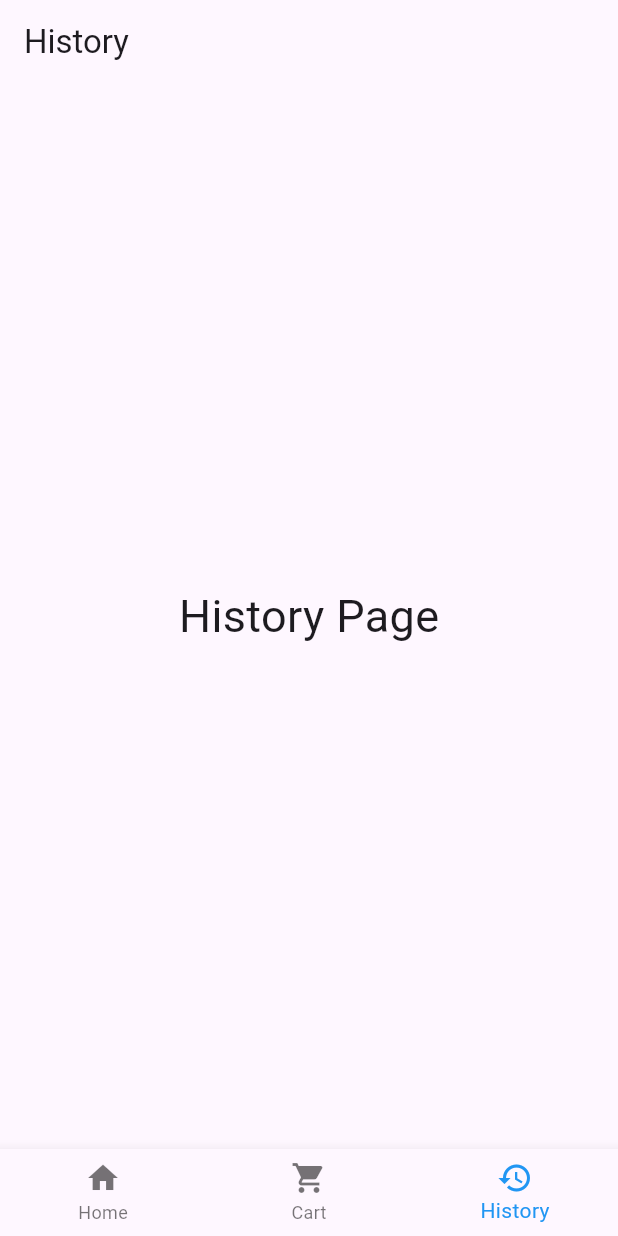
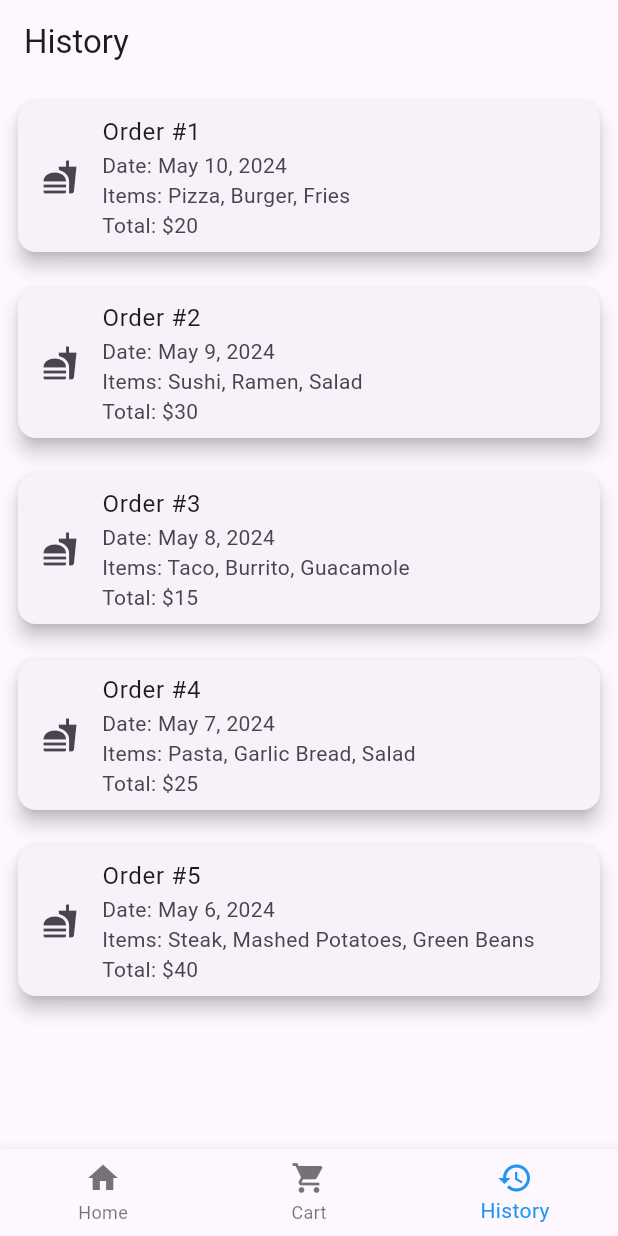
Before and after one commit to ThemySabri/Kuis3-API-Provis, a Flutter app: the MyHomePage screen opened directly, on a phone screen of 412 x 824 dp. Run offline on Flutter 3.47's test engine with Material 3 defaults, Android fonts, the phone set to English and light mode, and no system bars.

Commit message:
add: history card

```diff
--- a/lib/history_order.dart
+++ b/lib/history_order.dart
@@ -22,28 +22,37 @@ class MyHomePage extends StatefulWidget {
 class _MyHomePageState extends State<MyHomePage> {
   int _selectedIndex = 2; // default to history tab
 
-  List<Widget> _widgetOptions = <Widget>[
-    // Home
-    Center(
-      child: Text(
-        'Home Page',
-        style: TextStyle(fontSize: 30),
-      ),
-    ),
-    // Cart
-    Center(
-      child: Text(
-        'Cart Page',
-        style: TextStyle(fontSize: 30),
-      ),
-    ),
-    // History
-    Center(
-      child: Text(
-        'History Page',
-        style: TextStyle(fontSize: 30),
-      ),
-    ),
+  List<Map<String, dynamic>> _orders = [
+    {
+      'id': 1,
+      'date': 'May 10, 2024',
+      'items': ['Pizza', 'Burger', 'Fries'],
+      'total': 20,
+    },
+    {
+      'id': 2,
+      'date': 'May 9, 2024',
+      'items': ['Sushi', 'Ramen', 'Salad'],
+      'total': 30,
+    },
+    {
+      'id': 3,
+      'date': 'May 8, 2024',
+      'items': ['Taco', 'Burrito', 'Guacamole'],
+      'total': 15,
+    },
+    {
+      'id': 4,
+      'date': 'May 7, 2024',
+      'items': ['Pasta', 'Garlic Bread', 'Salad'],
+      'total': 25,
+    },
+    {
+      'id': 5,
+      'date': 'May 6, 2024',
+      'items': ['Steak', 'Mashed Potatoes', 'Green Beans'],
+      'total': 40,
+    },
   ];
 
   void _onItemTapped(int index) {
@@ -58,7 +67,40 @@ class _MyHomePageState extends State<MyHomePage> {
       appBar: AppBar(
         title: Text('History'),
       ),
-      body: _widgetOptions.elementAt(_selectedIndex),
+      body: _selectedIndex == 2
+          ? ListView.builder(
+              itemCount: _orders.length,
+              itemBuilder: (BuildContext context, int index) {
+                return Padding(
+                  padding: const EdgeInsets.all(8.0),
+                  child: Card(
+                    elevation: 5,
+                    child: ListTile(
+                      leading: Icon(Icons.fastfood),
+                      title: Text('Order #${_orders[index]['id']}'),
+                      subtitle: Column(
+                        crossAxisAlignment: CrossAxisAlignment.start,
+                        children: <Widget>[
+                          Text('Date: ${_orders[index]['date']}'),
+                          Text(
+                              'Items: ${(_orders[index]['items'] as List).join(', ')}'),
+                          Text('Total: \$${_orders[index]['total']}'),
+                        ],
+                      ),
+                      onTap: () {
+                        // Implement onTap logic if needed
+                      },
+                    ),
+                  ),
+                );
+              },
+            )
+          : Center(
+              child: Text(
+                'Page ${_selectedIndex + 1}',
+                style: TextStyle(fontSize: 30),
+              ),
+            ),
       bottomNavigationBar: BottomNavigationBar(
         items: const <BottomNavigationBarItem>[
           BottomNavigationBarItem(
```
